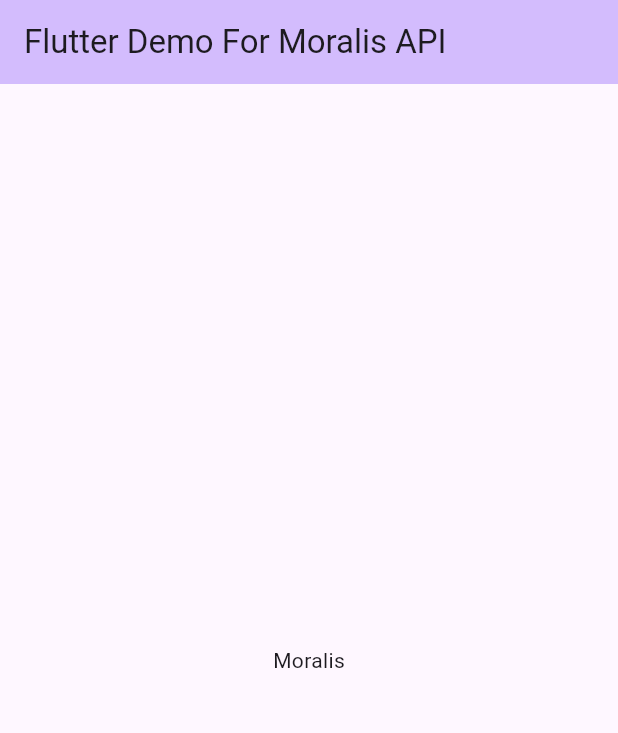
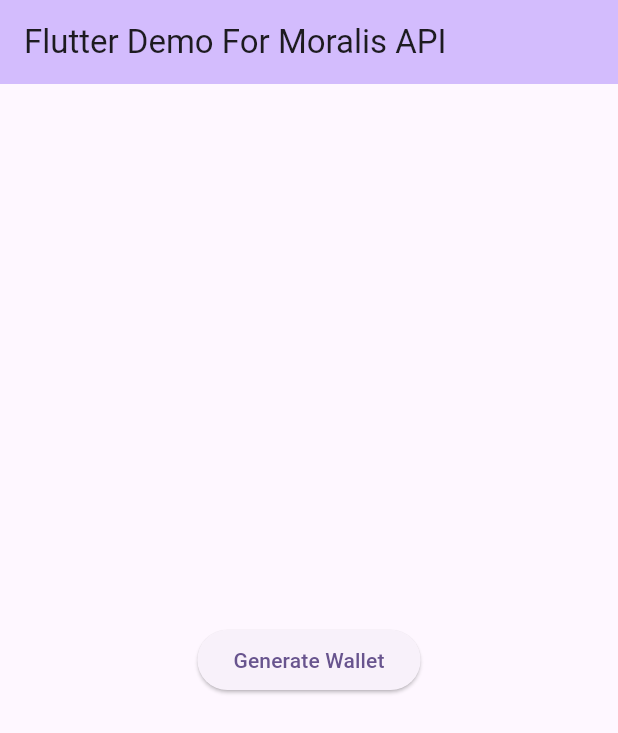
Before and after one commit to diogosequeira94/moralis-web3-flutter, a Flutter app: the screen it shows after launch, on a phone screen of 412 x 824 dp. Shown: the top 733 px of the screen. Run offline on Flutter 3.47's test engine with Material 3 defaults, Android fonts, the phone set to English and light mode, and no system bars; our stand-ins replace hex; missing offline and left inert: bip39, ed25519_hd_key, web3dart.

```diff
--- a/lib/main.dart
+++ b/lib/main.dart
@@ -15,6 +15,7 @@ class MyApp extends StatelessWidget {
         colorScheme: ColorScheme.fromSeed(seedColor: Colors.deepPurple),
         useMaterial3: true,
       ),
+      debugShowCheckedModeBanner: false,
       home: const MoralisPage(title: 'Flutter Demo For Moralis API'),
     );
   }
@@ -36,13 +37,14 @@ class _MoralisPageState extends State<MoralisPage> {
         backgroundColor: Theme.of(context).colorScheme.inversePrimary,
         title: Text(widget.title),
       ),
-      body: const Center(
+      body: Center(
         child: Column(
           mainAxisAlignment: MainAxisAlignment.center,
           children: <Widget>[
-            Text(
-              'Moralis',
-            ),
+            ElevatedButton(
+              onPressed: () async {},
+              child: const Text('Generate Wallet'),
+            )
           ],
         ),
       ),
```
Also changed, not shown: lib/wallet_provider.dart (added, +37 -0 lines).
